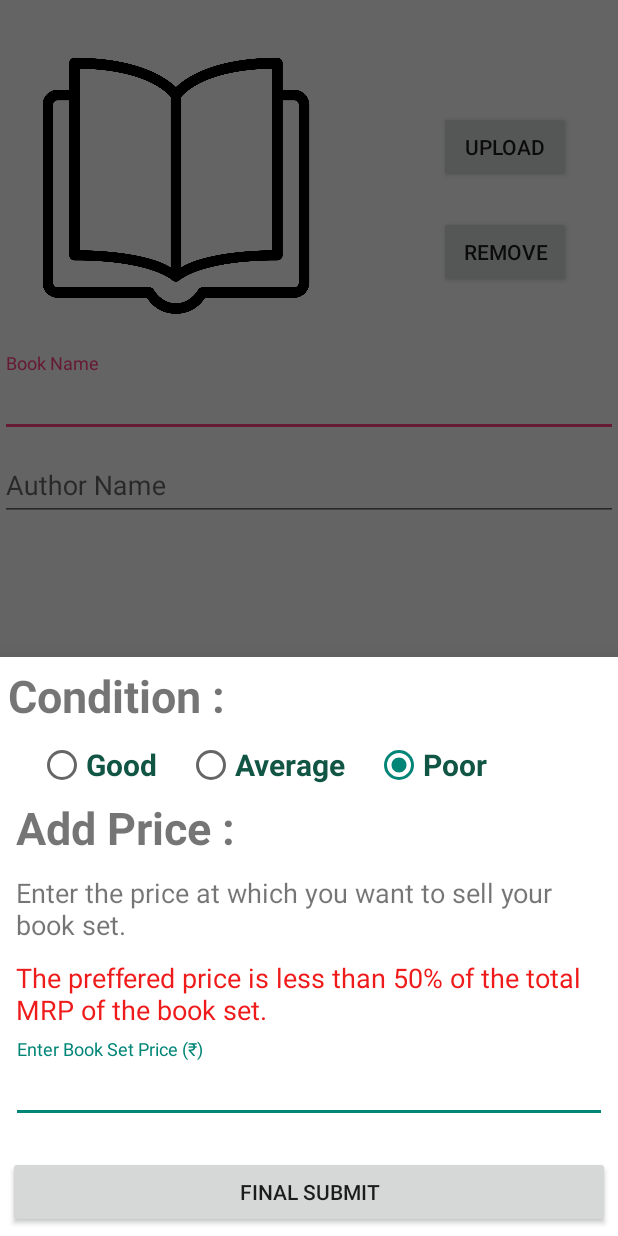
After one commit to vikas8452/MainHostelMaster, an Android app: the fragment BottomSheetFragment placed in its activity, on a phone screen of 412 x 824 dp. The commit adds this screen. Run offline under Robolectric (Android 15) with nearby library versions, the phone set to English and light mode, and no system bars; our stand-ins replace ButterKnife.

Commit message:
Sell and Buy old Books improved

```diff
--- /dev/null
+++ b/app/src/main/java/com/hostelmanager/hostelmaster/BottomSheetFragment.java
@@ -0,0 +1,60 @@
+package com.hostelmanager.hostelmaster;
+
+import android.annotation.SuppressLint;
+import android.content.Context;
+import android.content.Intent;
+import android.os.Bundle;
+import android.support.annotation.NonNull;
+import android.support.annotation.Nullable;
+import android.support.design.widget.BottomSheetDialog;
+import android.support.design.widget.BottomSheetDialogFragment;
+import android.view.LayoutInflater;
+import android.view.View;
+import android.view.ViewGroup;
+import android.widget.Button;
+import android.widget.Toast;
+
+import butterknife.BindView;
+import butterknife.ButterKnife;
+
+@SuppressLint("ValidFragment")
+public class BottomSheetFragment extends BottomSheetDialogFragment {
+Button finalSubmit;
+
+
+    public BottomSheetFragment(){}
+
+    @Override
+    public void onCreate(@Nullable Bundle savedInstanceState) {
+        super.onCreate(savedInstanceState);
+
+    }
+
+    @Nullable
+    @Override
+    public View onCreateView(LayoutInflater inflater, @Nullable ViewGroup container, @Nullable Bundle savedInstanceState) {
+
+
+        final View view = inflater.inflate(R.layout.bottom_sheet_for_set_price, container, false);
+
+        finalSubmit = view.findViewById(R.id.finalSubmit);
+
+        finalSubmit.setOnClickListener(new View.OnClickListener() {
+            @Override
+            public void onClick(View view) {
+
+
+                Intent intent = new Intent(getContext(), BuyAndSell.class);
+                intent.putExtra("msg", "openMyBook");
+                startActivity(intent);
+            }
+            //  Toast.makeText(getContext(), "scjhddjc", Toast.LENGTH_SHORT).show();
+
+        });
+
+        return view;
+
+
+    }
+
+}
--- a/app/src/main/java/com/hostelmanager/hostelmaster/MainActivity.java
+++ b/app/src/main/java/com/hostelmanager/hostelmaster/MainActivity.java
@@ -317,8 +317,9 @@ public class MainActivity extends AppCompatActivity
 
         }else if (id == R.id.buyandSell) {
 
-            startActivity(new Intent(this,BuyAndSell.class));
-
+            Intent intent=new Intent(this,BuyAndSell.class);
+          intent.putExtra("msg","");
+            startActivity(intent);
         }/*else if (id == R.id.rateus) {
             startActivity(new Intent(this,MyIssues.class));
         }*/
--- a/app/src/main/java/com/hostelmanager/hostelmaster/SellBooks.java
+++ b/app/src/main/java/com/hostelmanager/hostelmaster/SellBooks.java
@@ -85,7 +85,7 @@ public class SellBooks extends Fragment implements AdapterView.OnItemSelectedLis
         btnLogin1.setOnClickListener(new View.OnClickListener() {
 
             public void onClick(View view) {
-                Intent i = new Intent(getActivity(), MainActivity.class);
+                Intent i = new Intent(getActivity(), finalBookDetails.class);
                 i.putExtra("get_department", item1);
                 i.putExtra("get_semester", item2);
                 startActivity(i);
--- /dev/null
+++ b/app/src/main/java/com/hostelmanager/hostelmaster/finalBookDetails.java
@@ -0,0 +1,100 @@
+package com.hostelmanager.hostelmaster;
+
+import android.content.Intent;
+import android.support.design.widget.BottomSheetBehavior;
+import android.support.v4.app.Fragment;
+import android.support.v4.app.FragmentTransaction;
+import android.os.Bundle;
+import android.support.annotation.NonNull;
+
+import android.support.design.widget.BottomSheetDialog;
+import android.support.design.widget.FloatingActionButton;
+import android.support.design.widget.Snackbar;
+import android.support.v7.app.AppCompatActivity;
+import android.support.v7.widget.Toolbar;
+import android.util.Log;
+import android.view.View;
+import android.view.Menu;
+import android.view.MenuItem;
+import android.widget.Button;
+import android.widget.LinearLayout;
+import android.widget.RelativeLayout;
+
+import butterknife.BindView;
+import butterknife.ButterKnife;
+import butterknife.OnClick;
+
+public class finalBookDetails extends AppCompatActivity {
+
+
+    @BindView(R.id.submitBook)
+    Button submitDetails;
+
+
+
+
+//BottomSheetBehavior sheetBehavior;
+
+
+
+
+    @Override
+    protected void onCreate(Bundle savedInstanceState) {
+        super.onCreate(savedInstanceState);
+       setContentView(R.layout.activity_final_book_details);
+        ButterKnife.bind(this);
+
+        // sheetBehavior = BottomSheetBehavior.from(layoutBottomSheet);
+
+    /*     sheetBehavior.setBottomSheetCallback(new BottomSheetBehavior.BottomSheetCallback() {
+           @Override
+            public void onStateChanged(@NonNull View bottomSheet, int newState) {
+                switch (newState) {
+                    case BottomSheetBehavior.STATE_HIDDEN:
+                        break;
+                    case BottomSheetBehavior.STATE_EXPANDED: {
+                        //btnBottomSheet.setText("Close Sheet");
+                    }
+                    break;
+                    case BottomSheetBehavior.STATE_COLLAPSED: {
+                      //  btnBottomSheet.setText("Expand Sheet");
+                    }
+                    break;
+                    case BottomSheetBehavior.STATE_DRAGGING:
+                        break;
+                    case BottomSheetBehavior.STATE_SETTLING:
+                        break;
+                }
+            }
+
+            @Override
+            public void onSlide(@NonNull View bottomSheet, float slideOffset) {
+
+            }
+        });
+*/
+        //@OnClick(R.id.submitBook)
+
+        submitDetails.setOnClickListener(new View.OnClickListener() {
+            @Override
+            public void onClick(View view) {
+                BottomSheetFragment bottomSheetFragment = new BottomSheetFragment();
+                bottomSheetFragment.show(getSupportFragmentManager(), bottomSheetFragment.getTag());
+            }
+
+
+
+        });
+
+
+    }
+
+    private void loadFragment(Fragment fragment) {
+        // load fragment
+        FragmentTransaction transaction = getSupportFragmentManager().beginTransaction();
+        //transaction=getSupportFragmentManager().executePendingTransactions();
+        transaction.add(R.id.frame_container,fragment);
+        //  transaction.addToBackStack(null);
+        transaction.commit();
+    }
+}
--- /dev/null
+++ b/app/src/main/res/drawable/shape2.xml
@@ -0,0 +1,18 @@
+<?xml version="1.0" encoding="utf-8"?>
+<shape xmlns:android="http://schemas.android.com/apk/res/android"
+    android:shape="rectangle">
+
+    <corners
+        android:topLeftRadius="9dp"
+        android:topRightRadius="9dp"
+        android:bottomRightRadius="9dp"
+        android:bottomLeftRadius="9dp">
+    </corners>
+    <stroke
+        android:width="1dp"
+        android:color="#0e0e0e">
+    </stroke>
+    <solid
+        android:color="#8fe0a4">
+    </solid>
+</shape>
--- /dev/null
+++ b/app/src/main/res/layout/activity_final_book_details.xml
@@ -0,0 +1,16 @@
+<?xml version="1.0" encoding="utf-8"?>
+<android.support.design.widget.CoordinatorLayout
+    xmlns:android="http://schemas.android.com/apk/res/android"
+    xmlns:app="http://schemas.android.com/apk/res-auto"
+    xmlns:tools="http://schemas.android.com/tools"
+    android:layout_width="match_parent"
+    android:layout_height="match_parent"
+    tools:context=".finalBookDetails">
+
+ <include layout="@layout/content_for_final_book_details"/>
+
+
+
+
+
+</android.support.design.widget.CoordinatorLayout>
--- /dev/null
+++ b/app/src/main/res/layout/bottom_sheet_for_set_price.xml
@@ -0,0 +1,113 @@
+<?xml version="1.0" encoding="utf-8"?>
+<LinearLayout   xmlns:android="http://schemas.android.com/apk/res/android"
+    xmlns:app="http://schemas.android.com/apk/res-auto"
+    android:layout_width="match_parent"
+    android:layout_height="match_parent"
+android:orientation="vertical"
+    >
+<LinearLayout
+    android:layout_width="match_parent"
+
+    android:layout_height="wrap_content"
+    android:orientation="vertical"
+    android:layout_gravity="center"
+
+    android:padding="5dp">
+    <TextView
+        android:id="@+id/condition"
+        android:layout_width="wrap_content"
+        android:layout_height="wrap_content"
+        android:text="Condition :"
+        android:textStyle="bold"
+        android:textSize="30dp"
+        />
+
+    <RadioGroup
+        android:layout_width="wrap_content"
+        android:layout_height="wrap_content"
+
+        android:orientation="horizontal">
+
+        <RadioButton
+            android:id="@+id/good"
+            android:layout_width="wrap_content"
+            android:layout_height="wrap_content"
+            android:layout_marginLeft="20dp"
+            android:layout_marginTop="10dp"
+            android:checked="false"
+            android:text="Good"
+            android:textColor="#154"
+            android:textSize="20sp"
+            android:textStyle="bold" />
+
+        <RadioButton
+            android:id="@+id/average"
+            android:layout_width="wrap_content"
+            android:layout_height="wrap_content"
+            android:layout_marginLeft="20dp"
+            android:layout_marginTop="10dp"
+            android:checked="false"
+            android:text="Average"
+            android:textColor="#154"
+            android:textSize="20sp"
+            android:textStyle="bold" />
+
+        <RadioButton
+            android:id="@+id/poor"
+            android:layout_width="wrap_content"
+            android:layout_height="wrap_content"
+            android:layout_marginLeft="20dp"
+            android:layout_marginTop="10dp"
+            android:checked="true"
+            android:text="Poor"
+            android:textColor="#154"
+            android:textSize="20sp"
+            android:textStyle="bold" />
+    </RadioGroup>
+
+    <TextView
+        android:id="@+id/addprice"
+        android:layout_width="wrap_content"
+        android:layout_height="wrap_content"
+        android:text="Add Price :"
+        android:textSize="30dp"
+        android:padding="5dp"
+        android:textStyle="bold" />
+
+    <TextView
+        android:id="@+id/pricemsg1"
+        android:layout_width="match_parent"
+        android:layout_height="wrap_content"
+        android:padding="5dp"
+        android:text="Enter the price at which you want to sell your book set."
+        android:textSize="18dp" />
+
+    <TextView
+        android:id="@+id/pricemsg2"
+        android:layout_width="match_parent"
+        android:layout_height="wrap_content"
+        android:text="The preffered price is less than 50% of the total MRP of the book set."
+        android:textColor="#ef1a1a"
+        android:textSize="18dp"
+        android:padding="5dp"/>
+
+    <android.support.design.widget.TextInputLayout
+        android:layout_width="match_parent"
+        android:layout_height="wrap_content"
+        android:padding="2dp"
+        >
+
+        <android.support.design.widget.TextInputEditText
+            android:layout_width="match_parent"
+            android:layout_height="wrap_content"
+            android:hint="Enter Book Set Price (₹)" />
+    </android.support.design.widget.TextInputLayout>
+
+    <Button
+        android:id="@+id/finalSubmit"
+        android:layout_width="match_parent"
+        android:layout_height="wrap_content"
+        android:layout_marginTop="20dp"
+        android:text="Final Submit" />
+</LinearLayout>
+</LinearLayout>
--- /dev/null
+++ b/app/src/main/res/layout/content_for_final_book_details.xml
@@ -0,0 +1,97 @@
+<?xml version="1.0" encoding="utf-8"?>
+<RelativeLayout
+    xmlns:android="http://schemas.android.com/apk/res/android"
+    xmlns:app="http://schemas.android.com/apk/res-auto"
+    xmlns:tools="http://schemas.android.com/tools"
+    android:layout_width="match_parent"
+    android:layout_height="match_parent"
+    tools:context=".finalBookDetails">
+
+    <ImageView
+        android:id="@+id/imageView5"
+        android:layout_width="188dp"
+        android:layout_height="179dp"
+        android:layout_alignParentStart="true"
+        android:layout_alignParentTop="true"
+        android:layout_marginStart="24dp"
+        android:layout_marginTop="31dp"
+        app:srcCompat="@drawable/book"
+        tools:layout_editor_absoluteX="16dp"
+        tools:layout_editor_absoluteY="28dp" />
+
+    <Button
+        android:id="@+id/upload"
+        android:layout_width="wrap_content"
+        android:layout_height="wrap_content"
+        android:layout_alignParentEnd="true"
+        android:layout_alignParentTop="true"
+        android:layout_marginEnd="31dp"
+        android:layout_marginTop="74dp"
+        android:text="Upload" />
+
+    <Button
+        android:id="@+id/remove"
+        android:layout_width="wrap_content"
+        android:layout_height="wrap_content"
+        android:layout_alignParentTop="true"
+        android:layout_alignStart="@+id/upload"
+        android:layout_marginTop="144dp"
+        android:text="Remove" />
+
+    <android.support.design.widget.TextInputLayout
+        android:layout_width="match_parent"
+        android:id="@+id/bookName"
+        android:layout_height="wrap_content"
+        android:layout_alignParentStart="true"
+        android:layout_alignParentTop="true"
+        android:layout_marginTop="235dp">
+
+        <android.support.design.widget.TextInputEditText
+            android:layout_width="match_parent"
+            android:layout_height="wrap_content"
+            android:hint="Book Name" />
+    </android.support.design.widget.TextInputLayout>
+
+    <android.support.design.widget.TextInputLayout
+        android:layout_width="match_parent"
+        android:layout_height="wrap_content"
+        android:layout_alignParentStart="true"
+        android:layout_below="@+id/bookName">
+
+
+        <android.support.design.widget.TextInputEditText
+            android:layout_width="match_parent"
+            android:layout_height="wrap_content"
+            android:hint="Author Name" />
+
+    </android.support.design.widget.TextInputLayout>
+
+    <EditText
+
+        android:id="@+id/editText2"
+        android:layout_width="342dp"
+        android:layout_height="100dp"
+
+        android:layout_alignParentBottom="true"
+        android:layout_centerHorizontal="true"
+        android:layout_marginBottom="106dp"
+        android:background="@drawable/shape2"
+        android:ems="10"
+        android:hint="Add Description here..."
+        android:inputType="textMultiLine"
+        android:paddingLeft="3dp" />
+
+    <Button
+        android:id="@+id/submitBook"
+        android:layout_width="340dp"
+        android:layout_height="wrap_content"
+        android:layout_alignParentBottom="true"
+        android:layout_centerHorizontal="true"
+        android:layout_marginBottom="36dp"
+        android:text="Submit Details" />
+
+
+
+
+
+</RelativeLayout>
```
Also changed, not shown: app/build.gradle (+11 -8 lines), app/src/main/AndroidManifest.xml (+11 -11 lines), app/src/main/java/com/hostelmanager/hostelmaster/BuyAndSell.java (+9 -2 lines), app/src/main/java/com/hostelmanager/hostelmaster/BuySellSubject.java (added, +41 -0 lines), app/src/main/res/layout/bottom_sheet.xml (added, +69 -0 lines), app/src/main/res/layout/fragment_sell_books.xml (+25 -0 lines), app/src/main/res/drawable-v21/book.png (added).
